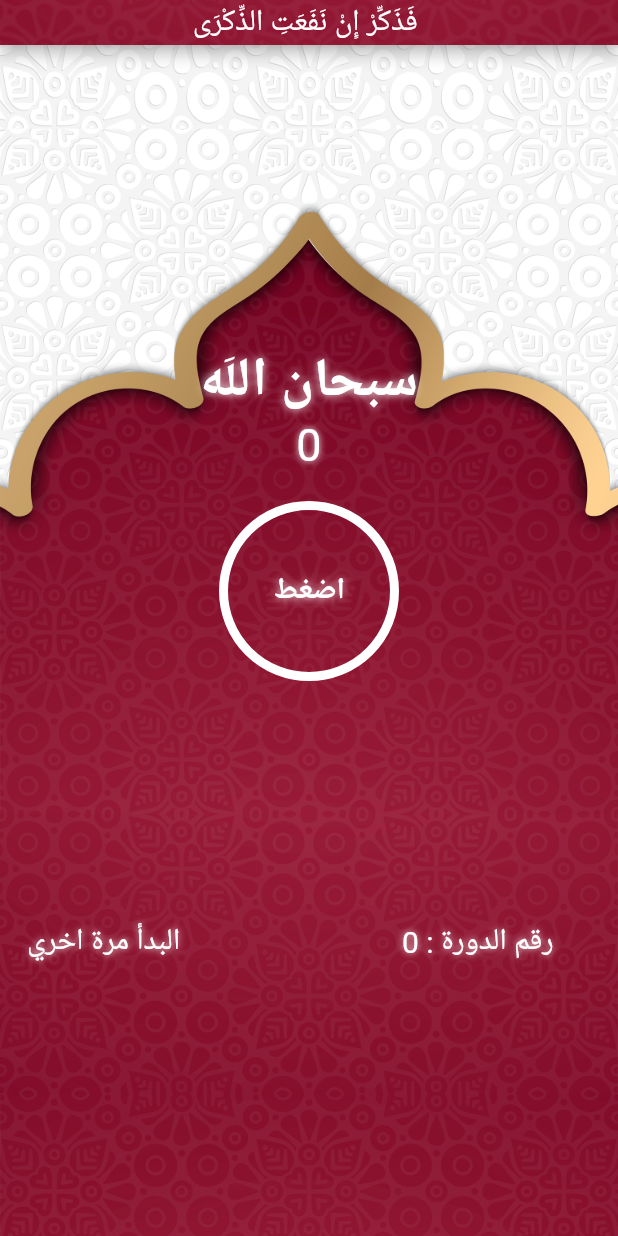
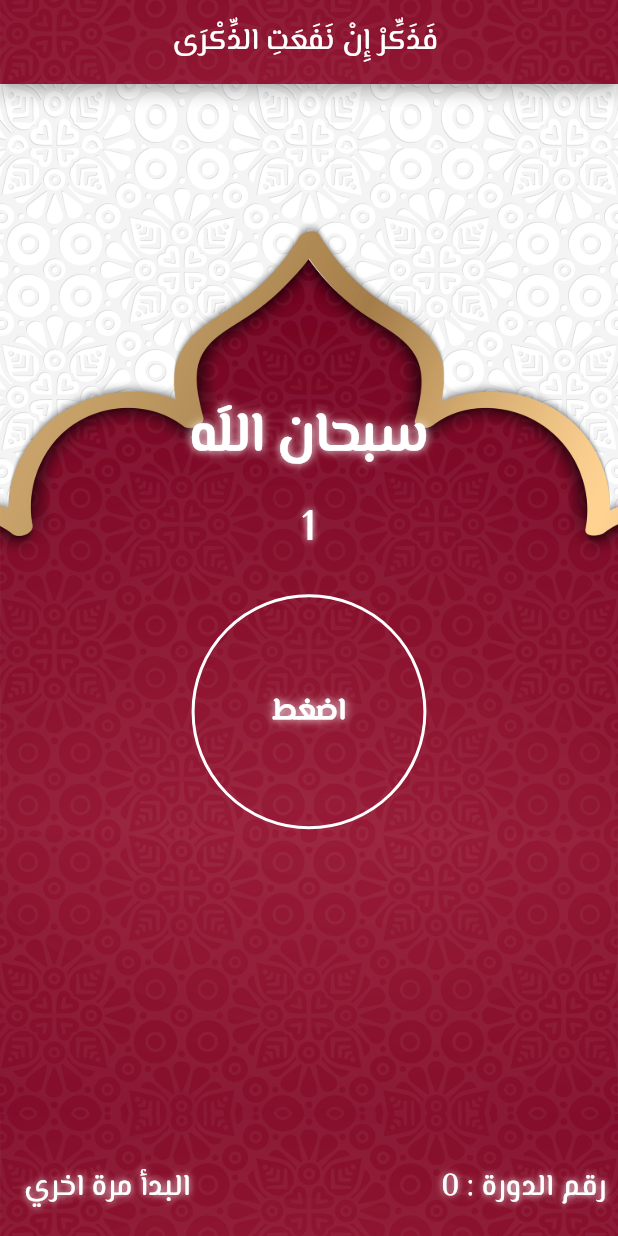
Before and after one commit to Doooaa/Maspaha_Flutter, a Flutter app: the screen it shows after launch, after a tap on "اضغط", after a tap on "البدأ مرة اخري", on a phone screen of 412 x 824 dp. Run offline on Flutter 3.47's test engine with Material 2 defaults, Android fonts, the phone set to English and light mode, and no system bars.

Commit message:
update sebha screen

```diff
--- a/lib/main.dart
+++ b/lib/main.dart
@@ -1,21 +1,22 @@
+import 'package:flutter/material.dart';
 
-import 'package:flutter/material.dart';
 import 'modules/screens/maspaha.dart';
 
-void main() => runApp(const MyApp());
+void main() => runApp(
+      const MyApp(),
+    );
 
 class MyApp extends StatelessWidget {
   const MyApp({Key? key}) : super(key: key);
   @override
   Widget build(BuildContext context) {
-    return const MaterialApp(
+    return MaterialApp(
       debugShowCheckedModeBanner: false,
-      home: Scaffold(
-        appBar: null,
-        body:  Center(
-          child: Sepha(),
-        ),
+      theme: ThemeData(
+        primaryColor: Colors.red,
+        fontFamily: 'ElMessiri',
       ),
+      home: const SephaScreen(),
     );
   }
 }
--- a/lib/modules/screens/maspaha.dart
+++ b/lib/modules/screens/maspaha.dart
@@ -1,32 +1,42 @@
 import 'package:flutter/material.dart';
+
 import '../widgets/format_text.dart';
-class Sepha extends StatefulWidget {
-  const Sepha({super.key});
+
+class SephaScreen extends StatefulWidget {
+  const SephaScreen({super.key});
   @override
-  State<Sepha> createState() => _SephaState();
+  State<SephaScreen> createState() => _SephaScreenState();
 }
-int counter = 0, index = 0,round=0;
-List<String> list_PraiseAllah  = [
+
+int counter = 0, index = 0, round = 0;
+List<String> list_PraiseAllah = [
   "سبحان اللَه",
   "الحمد للًه ",
   "اللَّهُ أَكْبَرُ",
 ];
 
-class _SephaState extends State<Sepha> {
+class _SephaScreenState extends State<SephaScreen> {
   @override
   Widget build(BuildContext context) {
+    var width = MediaQuery.of(context).size.width;
+    var height = MediaQuery.of(context).size.height;
     return Scaffold(
       appBar: AppBar(
-      toolbarHeight: 30,
-      title: const Center(child: Text('فَذَكِّرْ إِنْ نَفَعَتِ الذِّكْرَى ',style: TextStyle(fontSize: 20),)),
+        centerTitle: true,
+        title: const Center(
+          child: Text(
+            'فَذَكِّرْ إِنْ نَفَعَتِ الذِّكْرَى ',
+            style: TextStyle(fontSize: 20),
+          ),
+        ),
         flexibleSpace: const Image(
-        image: AssetImage('assets/images/img.png'),
+          image: AssetImage('assets/images/isla.png'),
           fit: BoxFit.cover,
         ),
         backgroundColor: Colors.transparent,
       ),
       body: Container(
-          width:double.infinity,
+        width: double.infinity,
         decoration: const BoxDecoration(
           image: DecorationImage(
             image: AssetImage("assets/images/isla.png"),
@@ -35,69 +45,90 @@ class _SephaState extends State<Sepha> {
         ),
         child: Column(
           children: [
-
-              const SizedBox(height:200,),
-             Text(list_PraiseAllah [index],style: formatTextForName()),
+            const Spacer(),
             Text(
-                "$counter",
-                style:formatText(30),
+              list_PraiseAllah[index],
+              style: formatTextForName(),
             ),
-              const SizedBox(height:20,),
-              Container(
-                width: 120,
-                height: 120,
+            const SizedBox(height: 10),
+            Text(
+              "${counter + 1}",
+              style: formatText(30),
+            ),
+            const SizedBox(height: 20),
+            InkWell(
+              onTap: () {
+                setState(() {
+                  _incrementCounter();
+                });
+              },
+              child: Container(
+                width: width * 0.4,
+                height: height * 0.19,
                 decoration: BoxDecoration(
-                  border: Border.all(width:6,color: Colors.white),
+                  border: Border.all(
+                    width: 2,
+                    color: Colors.white,
+                  ),
                   shape: BoxShape.circle,
-
                 ),
-                child:Column(
-                  crossAxisAlignment: CrossAxisAlignment.center,
-                  mainAxisAlignment: MainAxisAlignment.center,
-                  children: <Widget>[
-                    TextButton(
-                      child: const Text("اضغط",style: TextStyle(fontSize:20,color:Colors.white,
-                          fontWeight: FontWeight.bold,shadows: [
+                child: const Center(
+                  child: Text(
+                    "اضغط",
+                    style: TextStyle(
+                      fontSize: 20,
+                      color: Colors.white,
+                      fontWeight: FontWeight.bold,
+                      shadows: [
                         Shadow(
-                              // bottomLeft
                           offset: Offset(0, 0),
                           color: Color(0xffffffff),
-                                blurRadius: 7),]
-                      )),
+                          blurRadius: 7,
+                        ),
+                      ],
+                    ),
+                  ),
+                ),
+              ),
+            ),
+            const Spacer(),
+            Padding(
+              padding: const EdgeInsets.all(8.0),
+              child: Row(
+                mainAxisAlignment: MainAxisAlignment.spaceBetween,
+                children: [
+                  TextButton(
+                    child: Text(
+                      "البدأ مرة اخري",
+                      style: formatText(20),
+                    ),
                     onPressed: () {
                       setState(() {
-                          if ((counter==33||counter==66||counter==99)&&index<2) index++;
-                          else if(index==2 && counter==99){ index=0; round++; counter=0;}
-                          counter++;
+                        index = 0;
+                        counter = 0;
+                        round = 0;
                       });
                     },
                   ),
-
+                  Text("  رقم الدورة : $round", style: formatText(20)),
                 ],
               ),
             ),
-
-              const SizedBox(height:150,),
-              Row(
-                children: [
-                  const SizedBox(width:10,),
-                  TextButton(onPressed:(){
-                    setState(() {
-                      index = 0;
-                      counter = 0;
-                      round=0;
-                    });
-                  }, child: Text("البدأ مرة اخري",style:formatText(20)),
-                  ),
-                  const SizedBox(width:130,),
-                  Text(
-                      "  رقم الدورة : $round",
-                      style:formatText(20)
-                  ),
           ],
         ),
-            ],
       ),
-        ));
+    );
+  }
+
+  void _incrementCounter() {
+    counter++;
+    if (counter == 33) {
+      counter = 0;
+      index++;
+      if (index == 3) {
+        index = 0;
+        round++;
       }
     }
+  }
+}
```
Also changed, not shown: lib/modules/widgets/format_text.dart (+10 -7 lines), pubspec.yaml (+4 -4 lines), assets/fonts/ElMessiri-Medium.ttf (added), pubspec.lock. Lines whose indentation alone changed are shown as unchanged.
